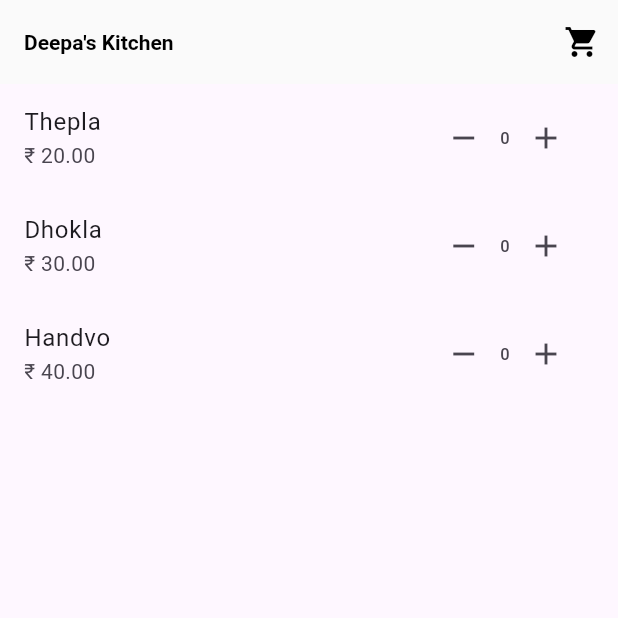
After one commit to vaghelachirag/deepakitchen, a Flutter app: the ProductListScreen screen opened directly, on a phone screen of 412 x 824 dp, the top half of it. The commit adds this screen. Run offline on Flutter 3.47's test engine with Material 3 defaults, Android fonts, the phone set to English and light mode, and no system bars; our stand-ins replace cached_network_image, carousel_slider, connectivity_plus, dio, flutter_screenutil, flutter_svg and 9 more; accounts and stored records are empty.

Commit message:
working on schedule order.

```diff
--- a/lib/controllers/home/HomeController.dart
+++ b/lib/controllers/home/HomeController.dart
@@ -1,4 +1,6 @@
 import 'package:carousel_slider/carousel_controller.dart';
+import 'package:deepaskitchen/views/home/tabs/mycart/mycart_screen.dart';
+import 'package:deepaskitchen/views/home/tabs/product/product_list_screen..dart';
 import 'package:flutter/material.dart';
 import 'package:get/get.dart';
 
@@ -31,7 +33,7 @@ class HomeController extends GetxController {
   List<Widget> pages = [
     ExploreTab(),
     FavoriteTab(),
-    CardTab(),
+    MyCartScreen(),
     UserTab(),
   ];
 
--- a/lib/views/home/tabs/FavoriteTab.dart
+++ b/lib/views/home/tabs/FavoriteTab.dart
@@ -16,6 +16,7 @@ import 'package:get/get.dart';
 
 import '../../../widget/common_widget.dart';
 import '../../sidemenu/sidemenu_view.dart';
+import 'mycart/foodItemController.dart';
 
 class FavoriteTab extends GetView<CategoryController> {
   const FavoriteTab({ Key? key }) : super(key: key);
@@ -50,6 +51,7 @@ class FavoriteTab extends GetView<CategoryController> {
                              imageUrl: demoMediumCardData[index]["image"],
                              isAvailable: true,
                              rating: 4.5,
+                             controller: Get.put(FoodItemController()),
                            );
                          },
                        ),
--- a/lib/views/home/tabs/home/home_tab_controller.dart
+++ b/lib/views/home/tabs/home/home_tab_controller.dart
@@ -1,6 +1,5 @@
 import 'package:carousel_slider/carousel_controller.dart';
 import 'package:deepaskitchen/views/home/tabs/dashboard/dashboard_tab.dart';
-import 'package:deepaskitchen/views/home/tabs/home/home_tab.dart';
 import 'package:flutter/material.dart';
 import 'package:get/get.dart';
 
@@ -11,9 +10,9 @@ import '../../../../providers/CategoryProvider.dart';
 import '../../../../providers/OfferProvider.dart';
 import '../../../../providers/ProductProvider.dart';
 import '../CardTab.dart';
-import '../ExploreTab.dart';
 import '../FavoriteTab.dart';
 import '../UserTab.dart';
+import '../product/product_list_screen..dart';
 
 
 class HomeTabController extends GetxController {
@@ -34,7 +33,7 @@ class HomeTabController extends GetxController {
   List<Widget> pages = [
     DashboardTab(),
     FavoriteTab(),
-    CardTab(),
+    ProductListScreen(),
     UserTab(),
   ];
 
--- /dev/null
+++ b/lib/views/home/tabs/product/Product.dart
@@ -0,0 +1,15 @@
+import 'package:get/get_rx/src/rx_types/rx_types.dart';
+
+class Product {
+  final int id;
+  final String name;
+  final double price;
+  RxInt quantity;
+
+  Product({
+    required this.id,
+    required this.name,
+    required this.price,
+    int initialQuantity = 0,
+  }) : quantity = initialQuantity.obs;
+}
--- /dev/null
+++ b/lib/views/home/tabs/product/product_controller.dart
@@ -0,0 +1,27 @@
+import 'package:get/get.dart';
+
+import 'Product.dart';
+
+
+class ProductController extends GetxController {
+  var productList = <Product>[
+    Product(id: 1, name: 'Thepla', price: 20),
+    Product(id: 2, name: 'Dhokla', price: 30),
+    Product(id: 3, name: 'Handvo', price: 40),
+  ].obs;
+
+  double get totalPrice => productList
+      .map((p) => p.price * p.quantity.value)
+      .fold(0, (a, b) => a + b);
+
+  List<Product> get cartItems =>
+      productList.where((p) => p.quantity.value > 0).toList();
+
+  void increaseQty(int index) => productList[index].quantity++;
+
+  void decreaseQty(int index) {
+    if (productList[index].quantity > 0) {
+      productList[index].quantity--;
+    }
+  }
+}
--- /dev/null
+++ b/lib/views/home/tabs/product/product_list_screen..dart
@@ -0,0 +1,46 @@
+import 'package:deepaskitchen/views/home/tabs/product/product_controller.dart';
+import 'package:flutter/material.dart';
+import 'package:get/get.dart';
+
+class ProductListScreen extends StatelessWidget {
+  final ProductController controller = Get.put(ProductController());
+
+  @override
+  Widget build(BuildContext context) {
+    return Scaffold(
+      appBar: AppBar(
+        title: Text("Deepa's Kitchen"),
+        actions: [
+          IconButton(
+            icon: Icon(Icons.shopping_cart),
+            onPressed: () => {
+              print("TotalPrice${controller.totalPrice}")
+            }
+          )
+        ],
+      ),
+      body: Obx(() => ListView.builder(
+        itemCount: controller.productList.length,
+        itemBuilder: (context, index) {
+          final product = controller.productList[index];
+          return ListTile(
+            title: Text(product.name),
+            subtitle: Text('₹ ${product.price.toStringAsFixed(2)}'),
+            trailing: Row(
+              mainAxisSize: MainAxisSize.min,
+              children: [
+                IconButton(
+                    icon: Icon(Icons.remove),
+                    onPressed: () => controller.decreaseQty(index)),
+                Obx(() => Text('${product.quantity.value}')),
+                IconButton(
+                    icon: Icon(Icons.add),
+                    onPressed: () => controller.increaseQty(index)),
+              ],
+            ),
+          );
+        },
+      )),
+    );
+  }
+}
```
Also changed, not shown: lib/views/home/tabs/category/category_controller.dart (added, +13 -0 lines), lib/views/home/tabs/category/category_tab.dart (added, +112 -0 lines), lib/views/home/tabs/home/home_tab.dart (+0 -15 lines), lib/views/home/tabs/mycart/foodItemController.dart (added, +13 -0 lines), lib/views/home/tabs/mycart/mycart_binding.dart (added, +10 -0 lines), lib/views/home/tabs/mycart/mycart_controller.dart (added, +35 -0 lines), lib/views/home/tabs/mycart/mycart_screen.dart (added, +40 -0 lines), lib/widget/CategoryItemCard.dart (+13 -4 lines), lib/widget/ProductQuantityBar.dart (added, +35 -0 lines), lib/views/home/tabs/category/category_binding.dart (added).
